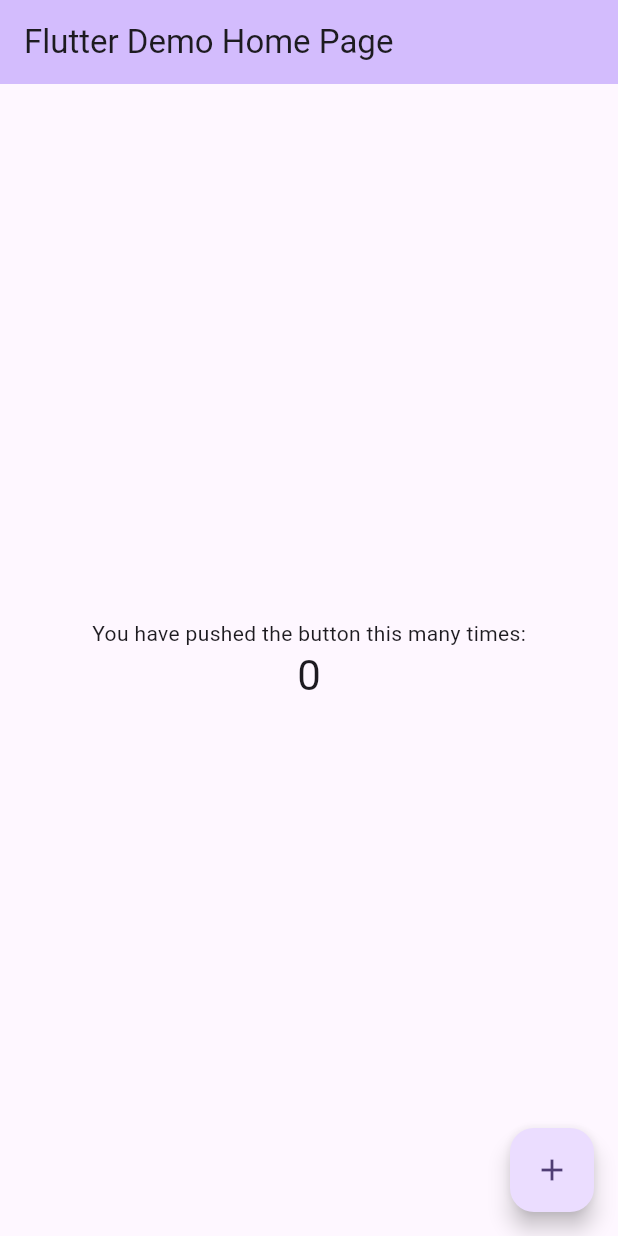
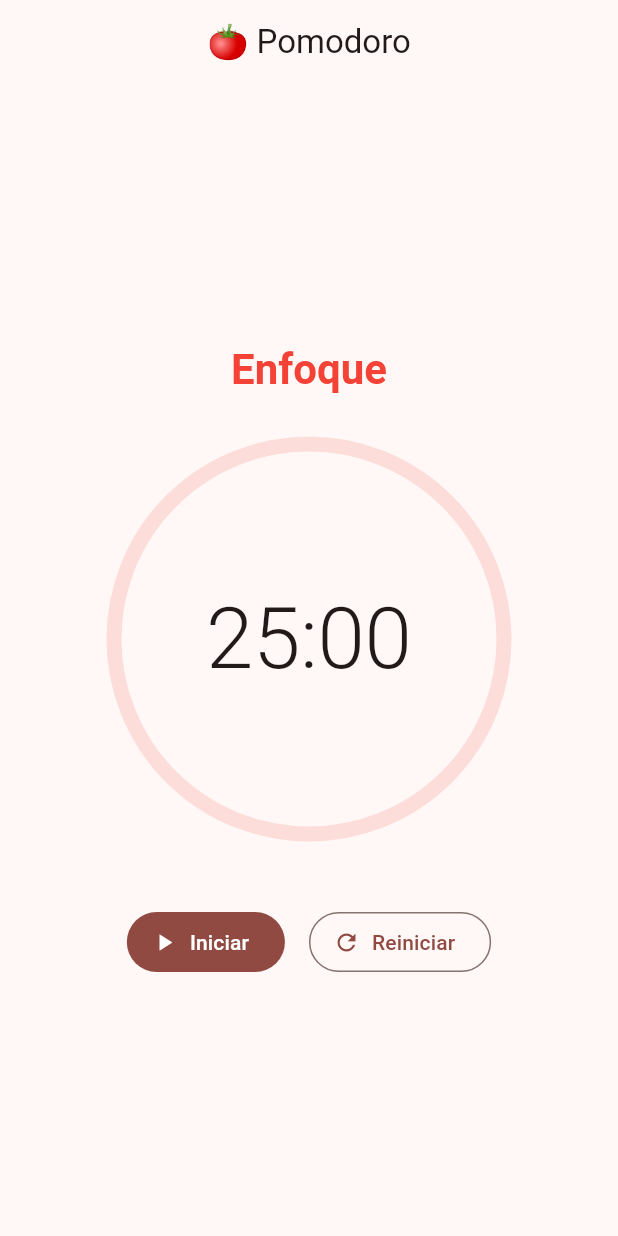
Before and after one commit to LuisE312/pomodoro-app, a Flutter app: the screen it shows after launch, on a phone screen of 412 x 824 dp. Run offline on Flutter 3.47's test engine with Material 3 defaults, Android fonts, the phone set to English and light mode, and no system bars.

Commit message:
feat: temporizador pomodoro con fases de foco y descanso

```diff
--- a/lib/main.dart
+++ b/lib/main.dart
@@ -1,122 +1,178 @@
+import 'dart:async';
+
 import 'package:flutter/material.dart';
 
-void main() {
-  runApp(const MyApp());
-}
+void main() => runApp(const PomodoroApp());
 
-class MyApp extends StatelessWidget {
-  const MyApp({super.key});
+/// Raíz de la aplicación: define el tema y la primera pantalla.
+class PomodoroApp extends StatelessWidget {
+  const PomodoroApp({super.key});
 
-  // This widget is the root of your application.
   @override
   Widget build(BuildContext context) {
     return MaterialApp(
-      title: 'Flutter Demo',
+      title: 'Pomodoro',
+      debugShowCheckedModeBanner: false,
       theme: ThemeData(
-        // This is the theme of your application.
-        //
-        // TRY THIS: Try running your application with "flutter run". You'll see
-        // the application has a purple toolbar. Then, without quitting the app,
-        // try changing the seedColor in the colorScheme below to Colors.green
-        // and then invoke "hot reload" (save your changes or press the "hot
-        // reload" button in a Flutter-supported IDE, or press "r" if you used
-        // the command line to start the app).
-        //
-        // Notice that the counter didn't reset back to zero; the application
-        // state is not lost during the reload. To reset the state, use hot
-        // restart instead.
-        //
-        // This works for code too, not just values: Most code changes can be
-        // tested with just a hot reload.
-        colorScheme: .fromSeed(seedColor: Colors.deepPurple),
+        colorScheme: ColorScheme.fromSeed(seedColor: Colors.red),
+        useMaterial3: true,
       ),
-      home: const MyHomePage(title: 'Flutter Demo Home Page'),
+      home: const PomodoroPage(),
     );
   }
 }
 
-class MyHomePage extends StatefulWidget {
-  const MyHomePage({super.key, required this.title});
+/// Las fases del ciclo. Cada una tiene nombre, duración y color.
+enum PomodoroPhase {
+  focus(label: 'Enfoque', duration: Duration(minutes: 25), color: Colors.red),
+  rest(label: 'Descanso', duration: Duration(minutes: 5), color: Colors.green);
 
-  // This widget is the home page of your application. It is stateful, meaning
-  // that it has a State object (defined below) that contains fields that affect
-  // how it looks.
+  const PomodoroPhase({
+    required this.label,
+    required this.duration,
+    required this.color,
+  });
 
-  // This class is the configuration for the state. It holds the values (in this
-  // case the title) provided by the parent (in this case the App widget) and
-  // used by the build method of the State. Fields in a Widget subclass are
-  // always marked "final".
+  final String label;
+  final Duration duration;
+  final Color color;
+}
 
-  final String title;
+/// Pantalla principal. Es "Stateful" porque su contenido cambia con el tiempo.
+class PomodoroPage extends StatefulWidget {
+  const PomodoroPage({super.key});
 
   @override
-  State<MyHomePage> createState() => _MyHomePageState();
+  State<PomodoroPage> createState() => _PomodoroPageState();
 }
 
-class _MyHomePageState extends State<MyHomePage> {
-  int _counter = 0;
+class _PomodoroPageState extends State<PomodoroPage> {
+  PomodoroPhase _phase = PomodoroPhase.focus;
+  late Duration _remaining = _phase.duration;
+  bool _isRunning = false;
+  Timer? _timer;
+  DateTime? _endTime;
 
-  void _incrementCounter() {
+  @override
+  void dispose() {
+    // Importante: cancelar el timer al cerrar la pantalla.
+    _timer?.cancel();
+    super.dispose();
+  }
+
+  void _start() {
+    if (_isRunning) return;
+    // Guardamos la hora exacta de fin. Así el tiempo no se desfasa
+    // aunque el sistema retrase algún "tick" del timer.
+    _endTime = DateTime.now().add(_remaining);
+    _timer = Timer.periodic(const Duration(milliseconds: 250), (_) => _tick());
+    setState(() => _isRunning = true);
+  }
+
+  void _pause() {
+    _timer?.cancel();
+    setState(() => _isRunning = false);
+  }
+
+  void _reset() {
+    _timer?.cancel();
     setState(() {
-      // This call to setState tells the Flutter framework that something has
-      // changed in this State, which causes it to rerun the build method below
-      // so that the display can reflect the updated values. If we changed
-      // _counter without calling setState(), then the build method would not be
-      // called again, and so nothing would appear to happen.
-      _counter++;
+      _remaining = _phase.duration;
+      _isRunning = false;
     });
+  }
+
+  void _tick() {
+    final left = _endTime!.difference(DateTime.now());
+    if (left <= Duration.zero) {
+      _completePhase();
+    } else {
+      setState(() => _remaining = left);
+    }
+  }
+
+  /// Al terminar una fase, pasamos a la siguiente (foco <-> descanso).
+  void _completePhase() {
+    _timer?.cancel();
+    setState(() {
+      _phase = _phase == PomodoroPhase.focus
+          ? PomodoroPhase.rest
+          : PomodoroPhase.focus;
+      _remaining = _phase.duration;
+      _isRunning = false;
+    });
+  }
+
+  /// Convierte la duración restante en texto "mm:ss".
+  String get _timeText {
+    final totalSeconds = (_remaining.inMilliseconds / 1000).ceil();
+    final minutes = (totalSeconds ~/ 60).toString().padLeft(2, '0');
+    final seconds = (totalSeconds % 60).toString().padLeft(2, '0');
+    return '$minutes:$seconds';
   }
 
   @override
   Widget build(BuildContext context) {
-    // This method is rerun every time setState is called, for instance as done
-    // by the _incrementCounter method above.
-    //
-    // The Flutter framework has been optimized to make rerunning build methods
-    // fast, so that you can just rebuild anything that needs updating rather
-    // than having to individually change instances of widgets.
+    final progress =
+        1 - _remaining.inMilliseconds / _phase.duration.inMilliseconds;
+
     return Scaffold(
-      appBar: AppBar(
-        // TRY THIS: Try changing the color here to a specific color (to
-        // Colors.amber, perhaps?) and trigger a hot reload to see the AppBar
-        // change color while the other colors stay the same.
-        backgroundColor: Theme.of(context).colorScheme.inversePrimary,
-        // Here we take the value from the MyHomePage object that was created by
-        // the App.build method, and use it to set our appbar title.
-        title: Text(widget.title),
-      ),
+      appBar: AppBar(title: const Text('🍅 Pomodoro'), centerTitle: true),
       body: Center(
-        // Center is a layout widget. It takes a single child and positions it
-        // in the middle of the parent.
         child: Column(
-          // Column is also a layout widget. It takes a list of children and
-          // arranges them vertically. By default, it sizes itself to fit its
-          // children horizontally, and tries to be as tall as its parent.
-          //
-          // Column has various properties to control how it sizes itself and
-          // how it positions its children. Here we use mainAxisAlignment to
-          // center the children vertically; the main axis here is the vertical
-          // axis because Columns are vertical (the cross axis would be
-          // horizontal).
-          //
-          // TRY THIS: Invoke "debug painting" (choose the "Toggle Debug Paint"
-          // action in the IDE, or press "p" in the console), to see the
-          // wireframe for each widget.
-          mainAxisAlignment: .center,
+          mainAxisAlignment: MainAxisAlignment.center,
           children: [
-            const Text('You have pushed the button this many times:'),
             Text(
-              '$_counter',
-              style: Theme.of(context).textTheme.headlineMedium,
+              _phase.label,
+              style: Theme.of(context).textTheme.headlineMedium?.copyWith(
+                color: _phase.color,
+                fontWeight: FontWeight.bold,
+              ),
+            ),
+            const SizedBox(height: 32),
+            SizedBox(
+              width: 260,
+              height: 260,
+              child: Stack(
+                alignment: Alignment.center,
+                children: [
+                  SizedBox.expand(
+                    child: CircularProgressIndicator(
+                      value: progress,
+                      strokeWidth: 10,
+                      color: _phase.color,
+                      backgroundColor: _phase.color.withValues(alpha: 0.15),
+                    ),
+                  ),
+                  Text(
+                    _timeText,
+                    style: Theme.of(context).textTheme.displayLarge?.copyWith(
+                      fontWeight: FontWeight.w300,
+                    ),
+                  ),
+                ],
+              ),
+            ),
+            const SizedBox(height: 48),
+            Row(
+              mainAxisAlignment: MainAxisAlignment.center,
+              children: [
+                FilledButton.icon(
+                  onPressed: _isRunning ? _pause : _start,
+                  icon: Icon(_isRunning ? Icons.pause : Icons.play_arrow),
+                  label: Text(_isRunning ? 'Pausar' : 'Iniciar'),
+                ),
+                const SizedBox(width: 16),
+                OutlinedButton.icon(
+                  onPressed: _reset,
+                  icon: const Icon(Icons.refresh),
+                  label: const Text('Reiniciar'),
+                ),
+              ],
             ),
           ],
         ),
       ),
-      floatingActionButton: FloatingActionButton(
-        onPressed: _incrementCounter,
-        tooltip: 'Increment',
-        child: const Icon(Icons.add),
-      ),
     );
   }
 }
```
Also changed, not shown: 1 other file.
